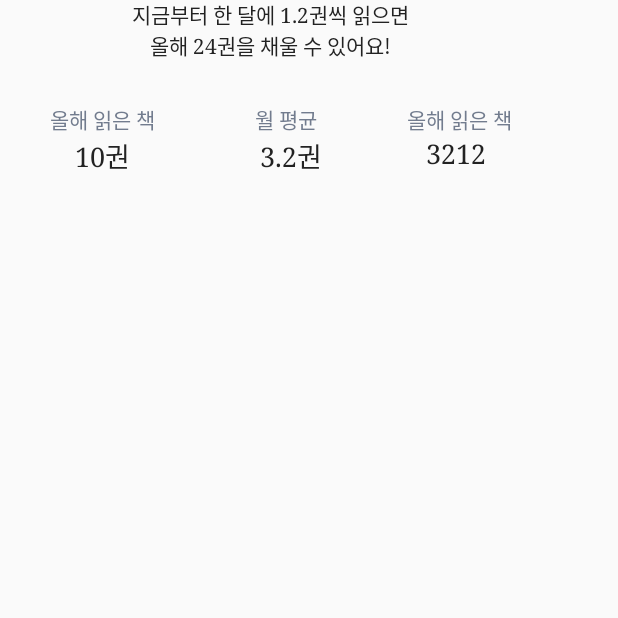
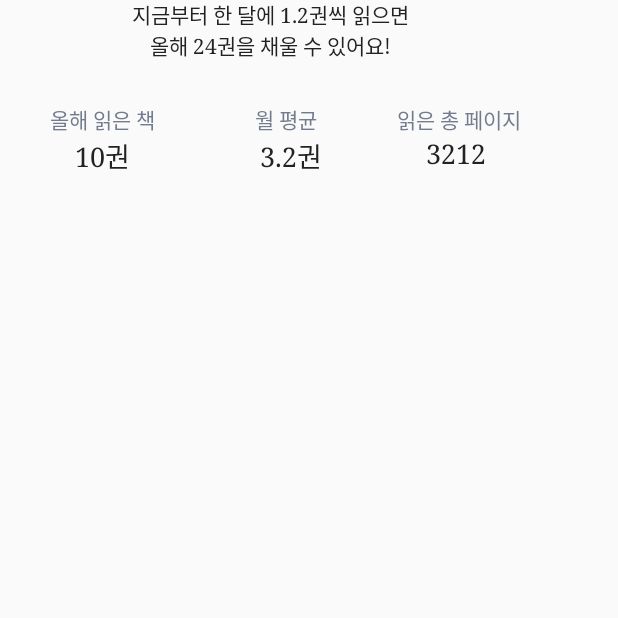
Before and after one commit to noohk329/Subooksubook, an Android app: the screen it shows after launch (MainActivity), item 3 of the bottom bar chosen, on a phone screen of 412 x 824 dp, the part 502-1120 px from its top. Run offline under Robolectric (Android 15) with nearby library versions, the phone set to English and light mode, and no system bars; our stand-ins replace Firebase (no records; nobody signed in at launch, a user with empty details on screens opened directly), androidx.preference; pictures from the network do not load.

```diff
--- a/app/src/main/java/com/example/subooksubook/CalendarViewWithNotesActivity.java
+++ b/app/src/main/java/com/example/subooksubook/CalendarViewWithNotesActivity.java
@@ -123,8 +123,8 @@ public class CalendarViewWithNotesActivity extends Fragment {
                         Boolean isDiary = null;
 
                         if(checkDiary.equals("0")){ // no diary
-                            isDiary = false;
-                            diaryText = "";
+                            isDiary = true;
+                            diaryText = " ";
                         }else if(checkDiary.equals("1")){
                             isDiary = true;
                             diaryText = recorddata.child("diarytext").getValue(String.class);
--- a/app/src/main/java/com/example/subooksubook/ShowDiaryDetailActivity.java
+++ b/app/src/main/java/com/example/subooksubook/ShowDiaryDetailActivity.java
@@ -116,6 +116,8 @@ public class ShowDiaryDetailActivity extends AppCompatActivity {
         intent.putExtra("id", iD_authen);
         startActivity(intent);
 
+        finish();
+
     }
 
     public void saveOnclick(View v){
@@ -134,6 +136,7 @@ public class ShowDiaryDetailActivity extends AppCompatActivity {
         intent.putExtra("id", iD_authen);
         startActivity(intent);
 
+        finish();
     }
 
 
--- a/app/src/main/java/com/example/subooksubook/StatisticForm.java
+++ b/app/src/main/java/com/example/subooksubook/StatisticForm.java
@@ -6,6 +6,7 @@ import androidx.annotation.NonNull;
 import androidx.appcompat.app.AlertDialog;
 import androidx.fragment.app.Fragment;
 
+import android.os.RecoverySystem;
 import android.text.Editable;
 import android.util.Log;
 import android.view.LayoutInflater;
@@ -13,6 +14,7 @@ import android.view.View;
 import android.view.ViewGroup;
 import android.widget.Button;
 import android.widget.EditText;
+import android.widget.ProgressBar;
 import android.widget.TextView;
 import android.widget.Toast;
 
@@ -52,6 +54,9 @@ public class StatisticForm extends Fragment {
         viewGroup = (ViewGroup) inflater.inflate(R.layout.statistic_main, container, false);
 
         TextView getAimbtn = (TextView)viewGroup.findViewById(R.id.getAim_btn);
+        ProgressBar progressBar = (ProgressBar)viewGroup.findViewById(R.id.progressBar3);
+
+
 //        getAimbtn.setOnClickListener(new View.OnClickListener() {
 //            @Override
 //            public void onClick(View v) {
--- a/app/src/main/res/layout/statistic_main.xml
+++ b/app/src/main/res/layout/statistic_main.xml
@@ -73,6 +73,8 @@
             android:id="@+id/progressBar3"
             style="?android:attr/progressBarStyle"
             android:layout_width="match_parent"
+            android:indeterminate="false"
+            android:progress="2"
             android:layout_height="172dp" />
 
         <TextView
@@ -156,7 +158,7 @@
                     android:layout_width="match_parent"
                     android:layout_height="wrap_content"
                     android:gravity="center"
-                    android:text="올해 읽은 책"
+                    android:text="읽은 총 페이지"
                     android:textColor="@color/colorPrimaryDark"
                     android:typeface="serif" />
 
```
